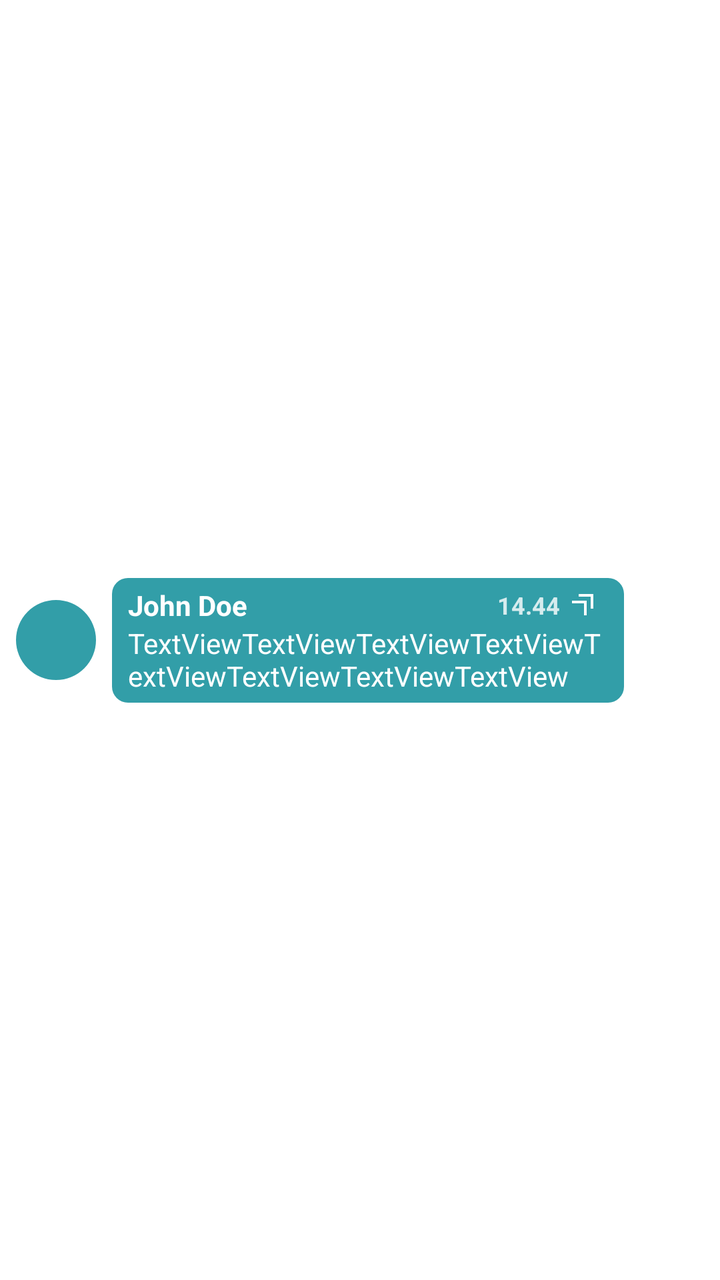
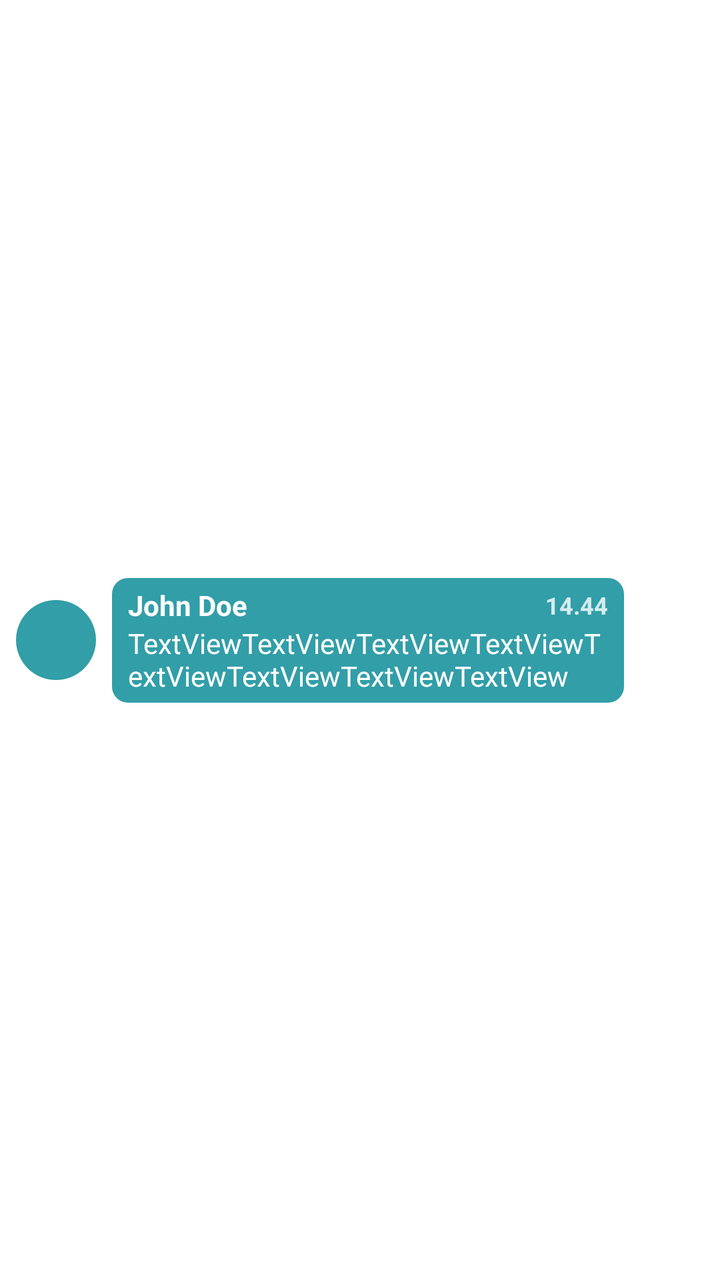

Before-and-after screenshots of an Android layout around one commit, followed by the original layout XML and the change that was made.
<!-- AndroidManifest.xml: application theme Theme.ChatApp -->
<!-- res/layout/message_receiver_layout.xml -->
<?xml version="1.0" encoding="utf-8"?>
<androidx.constraintlayout.widget.ConstraintLayout xmlns:android="http://schemas.android.com/apk/res/android"
    xmlns:app="http://schemas.android.com/apk/res-auto"
    xmlns:tools="http://schemas.android.com/tools"
    android:layout_width="match_parent"
    android:layout_height="wrap_content"
    android:background="@color/white">

    <com.google.android.material.imageview.ShapeableImageView
        android:id="@+id/shapeableImageView"
        android:layout_width="40dp"
        android:layout_height="40dp"
        android:layout_marginStart="8dp"
        android:layout_marginTop="4dp"
        android:layout_marginBottom="4dp"
        android:background="@color/primary"
        app:layout_constraintBottom_toBottomOf="parent"
        app:layout_constraintStart_toStartOf="parent"
        app:layout_constraintTop_toTopOf="parent"
        app:shapeAppearanceOverlay="@style/CircularImageViewStyle" />

    <androidx.cardview.widget.CardView
        android:layout_width="0dp"
        android:layout_height="wrap_content"
        android:layout_marginVertical="4dp"
        android:layout_marginStart="8dp"
        android:layout_marginEnd="48dp"
        android:background="@color/primary"
        android:paddingHorizontal="8dp"
        android:paddingTop="4dp"
        android:paddingBottom="8dp"
        app:cardCornerRadius="8dp"
        app:cardElevation="0dp"
        app:layout_constraintBottom_toBottomOf="parent"
        app:layout_constraintEnd_toEndOf="parent"
        app:layout_constraintStart_toEndOf="@+id/shapeableImageView"
        app:layout_constraintTop_toTopOf="parent">

        <androidx.constraintlayout.widget.ConstraintLayout
            android:layout_width="match_parent"
            android:layout_height="wrap_content"
            android:background="@color/primary">

            <TextView
                android:id="@+id/nickNameReceiver"
                style="@style/primaryTextStyleOnBackground"
                android:layout_height="wrap_content"
                android:width="0dp"
                android:textStyle="bold"
                android:layout_marginHorizontal="8dp"
                android:layout_marginTop="4dp"
                android:text="John Doe"
                app:layout_constraintBottom_toTopOf="@id/messageReceiver"
                app:layout_constraintEnd_toStartOf="@id/timestampReceiver"
                app:layout_constraintStart_toStartOf="parent"
                app:layout_constraintTop_toTopOf="parent" />

            <TextView
                android:id="@+id/timestampReceiver"
                style="@style/primaryTextStyleOnBackground"
                android:layout_height="0dp"
                android:layout_width="wrap_content"
                android:textSize="12dp"
                android:text="14.44"
                android:gravity="center"
                android:textStyle="bold"
                android:alpha="0.8"
                app:layout_constraintBottom_toTopOf="@id/messageReceiver"
                app:layout_constraintEnd_toStartOf="@id/delivered"
                app:layout_constraintTop_toTopOf="@id/nickNameReceiver" />

            <ImageView
                android:id="@+id/delivered"
                android:layout_height="0dp"
                android:layout_width="wrap_content"
                android:layout_marginHorizontal="8dp"
                android:gravity="right"
                app:tint="@color/white"
                android:paddingTop="2dp"
                android:paddingBottom="1dp"
                android:src="@drawable/outline_arrows_more_up_24"
                app:layout_constraintBottom_toTopOf="@id/messageReceiver"
                app:layout_constraintEnd_toEndOf="parent"
                app:layout_constraintTop_toTopOf="@id/nickNameReceiver" />

            <TextView
                android:id="@+id/messageReceiver"
                style="@style/primaryTextStyleOnBackground"
                android:layout_height="wrap_content"
                android:width="0dp"
                android:layout_marginHorizontal="8dp"
                android:layout_marginBottom="4dp"
                android:text="TextViewTextViewTextViewTextViewTextViewTextViewTextViewTextView"
                app:layout_constraintBottom_toBottomOf="parent"
                app:layout_constraintEnd_toEndOf="parent"
                app:layout_constraintStart_toStartOf="parent"
                app:layout_constraintTop_toBottomOf="@id/nickNameReceiver" />

        </androidx.constraintlayout.widget.ConstraintLayout>

    </androidx.cardview.widget.CardView>


</androidx.constraintlayout.widget.ConstraintLayout>
<!-- resources referenced by this layout -->
<resources>
  <color name="primary">#329ea8</color>
  <color name="white">#FFFFFFFF</color>
  <!-- drawable outline_arrows_more_up_24 (drawable) -->
  <vector xmlns:android="http://schemas.android.com/apk/res/android"
      android:height="24dp" android:tint="#66000000" android:viewportHeight="960"
      android:viewportWidth="960" android:width="24dp">
        
      <path android:fillColor="@android:color/black"
          android:pathData="M480,760L480,400L120,400L120,320L560,320L560,760L480,760ZM680,560L680,200L320,200L320,120L760,120L760,560L680,560Z"/>
      
  </vector>
  <style name="CircularImageViewStyle" parent="">
          <item name="cornerFamily">rounded</item>
          <item name="cornerSize">50%</item>
      </style>
  <style name="primaryTextStyleOnBackground">
          <item name="android:textSize">14sp</item>
          <item name="android:textColor">@color/white</item>
          <item name="fontFamily">@font/hostgrotesk</item>
      </style>
  <style name="Theme.ChatApp" parent="Base.Theme.ChatApp" />
  <style name="Base.Theme.ChatApp" parent="Theme.Material3.DayNight.NoActionBar">
          
          
      </style>
</resources>

<!-- the commit's change to res/layout/message_receiver_layout.xml (unified diff, before → after) -->
@@ -7,7 +7,7 @@
     android:background="@color/white">
 
     <com.google.android.material.imageview.ShapeableImageView
-        android:id="@+id/shapeableImageView"
+        android:id="@+id/receiverProfilePicture"
         android:layout_width="40dp"
         android:layout_height="40dp"
         android:layout_marginStart="8dp"
@@ -33,7 +33,7 @@
         app:cardElevation="0dp"
         app:layout_constraintBottom_toBottomOf="parent"
         app:layout_constraintEnd_toEndOf="parent"
-        app:layout_constraintStart_toEndOf="@+id/shapeableImageView"
+        app:layout_constraintStart_toEndOf="@+id/receiverProfilePicture"
         app:layout_constraintTop_toTopOf="parent">
 
         <androidx.constraintlayout.widget.ConstraintLayout
@@ -42,7 +42,7 @@
             android:background="@color/primary">
 
             <TextView
-                android:id="@+id/nickNameReceiver"
+                android:id="@+id/receiverNickname"
                 style="@style/primaryTextStyleOnBackground"
                 android:layout_height="wrap_content"
                 android:width="0dp"
@@ -65,23 +65,11 @@
                 android:gravity="center"
                 android:textStyle="bold"
                 android:alpha="0.8"
-                app:layout_constraintBottom_toTopOf="@id/messageReceiver"
-                app:layout_constraintEnd_toStartOf="@id/delivered"
-                app:layout_constraintTop_toTopOf="@id/nickNameReceiver" />
-
-            <ImageView
-                android:id="@+id/delivered"
-                android:layout_height="0dp"
-                android:layout_width="wrap_content"
                 android:layout_marginHorizontal="8dp"
-                android:gravity="right"
-                app:tint="@color/white"
-                android:paddingTop="2dp"
-                android:paddingBottom="1dp"
-                android:src="@drawable/outline_arrows_more_up_24"
                 app:layout_constraintBottom_toTopOf="@id/messageReceiver"
                 app:layout_constraintEnd_toEndOf="parent"
-                app:layout_constraintTop_toTopOf="@id/nickNameReceiver" />
+                app:layout_constraintTop_toTopOf="@id/receiverNickname" />
+
 
             <TextView
                 android:id="@+id/messageReceiver"
@@ -94,7 +82,7 @@
                 app:layout_constraintBottom_toBottomOf="parent"
                 app:layout_constraintEnd_toEndOf="parent"
                 app:layout_constraintStart_toStartOf="parent"
-                app:layout_constraintTop_toBottomOf="@id/nickNameReceiver" />
+                app:layout_constraintTop_toBottomOf="@id/receiverNickname" />
 
         </androidx.constraintlayout.widget.ConstraintLayout>
 
<!-- resource entries referenced after the edit -->
@@ -2,15 +2,6 @@
 <resources>
   <color name="primary">#329ea8</color>
   <color name="white">#FFFFFFFF</color>
-  <!-- drawable outline_arrows_more_up_24 (drawable) -->
-  <vector xmlns:android="http://schemas.android.com/apk/res/android"
-      android:height="24dp" android:tint="#66000000" android:viewportHeight="960"
-      android:viewportWidth="960" android:width="24dp">
-        
-      <path android:fillColor="@android:color/black"
-          android:pathData="M480,760L480,400L120,400L120,320L560,320L560,760L480,760ZM680,560L680,200L320,200L320,120L760,120L760,560L680,560Z"/>
-      
-  </vector>
   <style name="CircularImageViewStyle" parent="">
           <item name="cornerFamily">rounded</item>
           <item name="cornerSize">50%</item>
